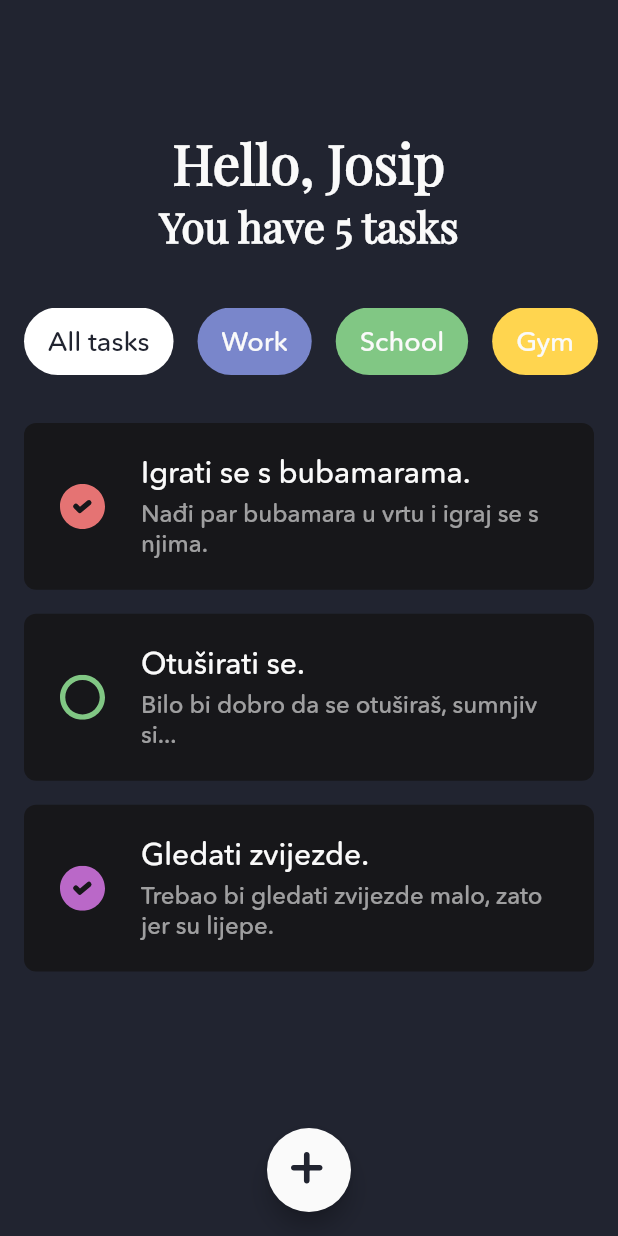
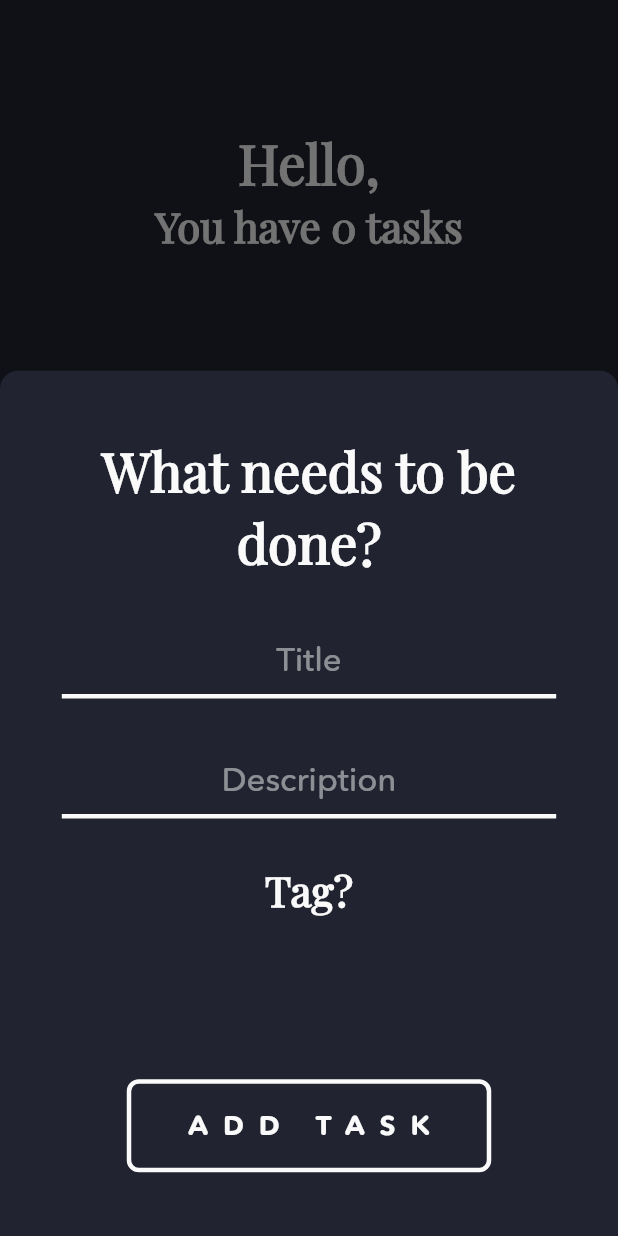
Before and after one commit to jokilic/zadatko, a Flutter app: the screen it shows once a user with an empty profile is signed in, after a tap on an icon or button, on a phone screen of 412 x 824 dp. Run offline on Flutter 3.47's test engine with Material 2 defaults, Android fonts, the phone set to English and light mode, and no system bars; our stand-ins replace cloud_firestore, firebase_auth, firebase_core, flutter_svg; accounts and stored records are empty; project files that could hold a hidden picture were left out.

```diff
--- a/lib/components/zadatko_button.dart
+++ b/lib/components/zadatko_button.dart
@@ -20,7 +20,7 @@ class ZadatkoButton extends StatelessWidget {
         vertical: 20.0,
       ),
       child: Text(
-        text,
+        text.toUpperCase(),
         style: Theme.of(context).textTheme.button,
       ),
       onPressed: onTap,
--- a/lib/components/zadatko_text_field.dart
+++ b/lib/components/zadatko_text_field.dart
@@ -9,6 +9,7 @@ class ZadatkoTextField extends StatelessWidget {
   final TextEditingController textEditingController;
   final FocusNode focusNode;
   final Function onEditingComplete;
+  final int maxLines;
 
   ZadatkoTextField({
     @required this.hintText,
@@ -16,6 +17,7 @@ class ZadatkoTextField extends StatelessWidget {
     @required this.textEditingController,
     @required this.focusNode,
     @required this.onEditingComplete,
+    this.maxLines = 1,
   });
 
   @override
@@ -27,6 +29,7 @@ class ZadatkoTextField extends StatelessWidget {
       child: Column(
         children: [
           TextField(
+            maxLines: maxLines,
             controller: textEditingController,
             obscureText: isObscureText,
             focusNode: focusNode,
--- a/lib/constants.dart
+++ b/lib/constants.dart
@@ -1,45 +1,25 @@
 import 'package:flutter/material.dart';
 
-import './models/tag.dart';
-
 const String appName = 'Zadatko';
-
-// Tags
-List<Tag> tags = [
-  Tag(
-    color: bluishColor,
-    title: 'All tasks',
-  ),
-  Tag(
-    color: Colors.indigo[300],
-    title: 'Work',
-  ),
-  Tag(
-    color: Colors.green[300],
-    title: 'School',
-  ),
-  Tag(
-    color: Colors.amber[300],
-    title: 'Gym',
-  ),
-  Tag(
-    color: Colors.pink[300],
-    title: 'Shopping',
-  ),
-  Tag(
-    color: Colors.purple[300],
-    title: 'Other',
-  ),
-];
 
 // Colors
 const Color lightColor = Color(0xFFFAFAFA);
 const Color darkColor = Color(0xFF212430);
 const Color blackColor = Color(0xFF17171A);
-const Color blueColor = Color(0xFF5222D0);
-const Color redColor = Color(0xFFEC615B);
-const Color yellowColor = Color(0xFFCA994D);
-const Color bluishColor = Color(0xFF6276CA);
+
+// Tag Colors
+List<Color> tagColors = [
+  Colors.indigo[300],
+  Colors.red[300],
+  Colors.amber[300],
+  Colors.green[300],
+  Colors.pink[300],
+  Colors.cyan[300],
+  Colors.deepOrange[300],
+  Colors.lightBlue[300],
+  Colors.purple[300],
+  Colors.teal[300],
+];
 
 // Fonts
 const String avenir = 'Avenir';
@@ -90,14 +70,17 @@ const String bottomTextFirstString = 'You can ';
 const String bottomTextSecondString = ' instead.';
 
 // Tasks Screen
-const String connectedString = 'You are logindo!\n\n🥳';
-const String errorString = 'Erroro has happendo!\n\n🥺';
+
+// Toast Strings
+const String connectedString = 'You are logindo! 🥳';
+const String errorString = 'Erroro has happendo! 🥺';
 
 // Main.dart
 ThemeData theme() {
   return ThemeData(
     primaryColor: darkColor,
     accentColor: lightColor,
+    canvasColor: Colors.transparent,
     visualDensity: VisualDensity.adaptivePlatformDensity,
     fontFamily: avenir,
     textTheme: TextTheme(
--- /dev/null
+++ b/lib/models/my_firestore.dart
@@ -0,0 +1,195 @@
+import 'package:cloud_firestore/cloud_firestore.dart';
+import 'package:firebase_auth/firebase_auth.dart';
+
+import './task.dart';
+import './tag.dart';
+
+// TODO: Implement Error enum
+enum Error {
+  no,
+  initialize,
+  setDefault,
+  getName,
+  updateName,
+  getTasks,
+  updateTask,
+  createTask,
+  getTags,
+  updateTag,
+  createTag,
+}
+
+List<Task> listTasks = [];
+List<Tag> listTags = [];
+
+// Starting Tag
+Tag allTag = Tag(
+  title: 'All tasks',
+  color: 0,
+);
+
+String uid;
+DocumentReference user;
+CollectionReference tasks;
+CollectionReference tags;
+
+class MyFirestore {
+  //////////////////////////////////////
+  /// INITIALIZE
+  //////////////////////////////////////
+  Future<void> initializeFirebase() async {
+    try {
+      final FirebaseAuth auth = FirebaseAuth.instance;
+      final FirebaseFirestore firestoreInstance = FirebaseFirestore.instance;
+
+      // Get the ID of the current user
+      uid = auth.currentUser.uid;
+      // Get User Document
+      user = firestoreInstance.collection('users').doc(uid);
+      // Get Tasks Collection
+      tasks = user.collection('tasks');
+      // Get Tags Collection
+      tags = user.collection('tags');
+    } catch (e) {
+      // TODO: Toast showing an erroro
+      throw ('Error initializing Firebase: $e');
+    }
+  }
+
+  Future<void> setDefaultValues() async {
+    try {
+      final DocumentSnapshot name = await user.get();
+      if (!name.exists) await updateNameFirebase('someone');
+    } catch (e) {
+      // TODO: Toast showing an erroro
+      throw ('Error setting default values: $e');
+    }
+  }
+
+  //////////////////////////////////////
+  /// NAME
+  //////////////////////////////////////
+  Future<String> getNameFirebase() async {
+    try {
+      final DocumentSnapshot name = await user.get();
+      String newName = name.data()['name'];
+      print('Name: $newName');
+      return newName;
+    } catch (e) {
+      // TODO: Toast showing an erroro
+      throw ('Error getting name: $e');
+    }
+  }
+
+  Future<void> updateNameFirebase(String name) async {
+    try {
+      await user.set({
+        'name': name,
+      });
+      print('Name updated successfully.');
+    } catch (e) {
+      // TODO: Toast showing an erroro
+      throw ('Error updating name: $e');
+    }
+  }
+
+  //////////////////////////////////////
+  /// TASKS
+  //////////////////////////////////////
+  Future<void> getTasksFirebase() async {
+    try {
+      final QuerySnapshot querySnapshot = await tasks.get();
+      final List<DocumentSnapshot> documents = querySnapshot.docs;
+
+      listTasks = [];
+
+      documents.forEach(
+        (task) {
+          listTasks.add(
+            Task(
+              title: task.data()['title'],
+              description: task.data()['description'],
+              tag: Tag(
+                title: task.data()['tag']['title'],
+                color: task.data()['tag']['color'],
+              ),
+              isDone: task.data()['isDone'],
+            ),
+          );
+        },
+      );
+      print('Number of tasks: ${listTasks.length}');
+    } catch (e) {
+      // TODO: Toast showing an erroro
+      throw ('Error getting tasks: $e');
+    }
+  }
+
+  Future<void> updateTaskFirebase(Task task) async {
+    // TODO: Implement method
+  }
+
+  Future<void> createTaskFirebase(Task task) async {
+    Map<String, dynamic> taskMap = {
+      'title': task.title,
+      'description': task.description ?? null,
+      'tag': {
+        'title': task.tag.title ?? null,
+        'color': task.tag.color ?? null,
+      },
+      'isDone': task.isDone ?? false,
+    };
+
+    try {
+      await tasks.add(taskMap);
+      print('Task created successfully.');
+    } catch (e) {
+      // TODO: Toast showing an erroro
+      throw ('Error creating Task: $e');
+    }
+  }
+
+  //////////////////////////////////////
+  /// TAGS
+  //////////////////////////////////////
+  Future<void> getTagsFirebase() async {
+    try {
+      final QuerySnapshot querySnapshot = await tags.get();
+      final List<DocumentSnapshot> documents = querySnapshot.docs;
+
+      listTags = [];
+
+      documents.forEach(
+        (tag) {
+          listTags.add(
+            Tag(
+              title: tag.data()['title'],
+              color: tag.data()['color'],
+            ),
+          );
+        },
+      );
+      print('Number of tags: ${listTags.length}');
+    } catch (e) {
+      // TODO: Toast showing an erroro
+      throw ('Error getting tags: $e');
+    }
+  }
+
+  Future<void> updateTagFirebase(Tag tag) async {
+    // TODO: Implement method
+  }
+
+  Future<void> createTagFirebase(Tag tag) async {
+    try {
+      await tags.add({
+        'title': tag.title,
+        'color': tag.color,
+      });
+      print('Tag created successfully.');
+    } catch (e) {
+      // TODO: Toast showing an erroro
+      throw ('Error creating Tag: $e');
+    }
+  }
+}
--- a/lib/models/tag.dart
+++ b/lib/models/tag.dart
@@ -1,8 +1,6 @@
-import 'package:flutter/painting.dart';
-
 class Tag {
   final String title;
-  final Color color;
+  final int color;
 
   Tag({this.title, this.color});
 }
--- a/lib/models/task.dart
+++ b/lib/models/task.dart
@@ -1,17 +1,15 @@
-import 'package:flutter/material.dart';
-
 import './tag.dart';
 
-class Task extends ChangeNotifier {
-  final String text;
+class Task {
+  final String title;
+  final String description;
   final Tag tag;
-  final Color color;
   bool isDone;
 
   Task({
-    this.text,
+    this.title,
+    this.description,
     this.tag,
-    this.color,
     this.isDone = false,
   });
 }
--- a/lib/screens/start_screen/start_screen.dart
+++ b/lib/screens/start_screen/start_screen.dart
@@ -102,10 +102,10 @@ class _StartScreenState extends State<StartScreen> {
     FocusScope.of(context).unfocus();
     setState(() {});
     isLoading = true;
-    Validation().validateEmail(emailController.text)
+    Validation().validateEmail(emailController.text.trim())
         ? await Auth().loginFirebase(
-            emailController.text,
-            passwordController.text,
+            emailController.text.trim(),
+            passwordController.text.trim(),
           )
         : loginState = LoginState.wrongEmail;
 
--- /dev/null
+++ b/lib/screens/tasks_screen/components/create_task.dart
@@ -0,0 +1,105 @@
+import 'package:flutter/material.dart';
+import 'package:zadatko/constants.dart';
+
+import '../../../constants.dart';
+import '../../../models/my_firestore.dart';
+import './tag_widget.dart';
+import '../tasks_screen.dart';
+import '../../../components/zadatko_text_field.dart';
+import '../../../components/zadatko_button.dart';
+
+void createTask(BuildContext context, Function tagTapped) {
+  TextEditingController titleController = TextEditingController();
+  TextEditingController descriptionController = TextEditingController();
+  FocusNode titleFocusNode = FocusNode();
+  FocusNode descriptionFocusNode = FocusNode();
+
+  bool validation = true;
+
+  void addTask() {
+    if (titleController.text.isEmpty) validation = false;
+
+    if (validation == true) {
+      // TODO: Implement validation and push new task
+      Navigator.pop(context);
+    }
+  }
+
+  Size size = MediaQuery.of(context).size;
+
+  showModalBottomSheet(
+    isScrollControlled: true,
+    context: context,
+    builder: (context) => SingleChildScrollView(
+      padding:
+          EdgeInsets.only(bottom: MediaQuery.of(context).viewInsets.bottom),
+      child: Container(
+        decoration: BoxDecoration(
+          color: darkColor,
+          borderRadius: BorderRadius.only(
+            topLeft: Radius.circular(12.0),
+            topRight: Radius.circular(12.0),
+          ),
+        ),
+        padding: EdgeInsets.symmetric(
+          horizontal: 36.0,
+          vertical: 28.0,
+        ),
+        height: size.height * 0.7,
+        width: size.width,
+        child: Column(
+          mainAxisAlignment: MainAxisAlignment.spaceAround,
+          children: [
+            Text(
+              'What needs to be done?',
+              textAlign: TextAlign.center,
+              style: Theme.of(context)
+                  .textTheme
+                  .headline1
+                  .copyWith(fontSize: 36.0),
+            ),
+            ZadatkoTextField(
+              hintText: 'Title',
+              textEditingController: titleController,
+              focusNode: titleFocusNode,
+              onEditingComplete: () =>
+                  FocusScope.of(context).requestFocus(descriptionFocusNode),
+            ),
+            ZadatkoTextField(
+              maxLines: null,
+              hintText: 'Description',
+              textEditingController: descriptionController,
+              focusNode: descriptionFocusNode,
+              onEditingComplete: () => null,
+            ),
+            Text(
+              'Tag?',
+              style: Theme.of(context)
+                  .textTheme
+                  .headline1
+                  .copyWith(fontSize: 28.0),
+            ),
+            SizedBox(
+              height: 50.0,
+              child: ListView.builder(
+                physics: BouncingScrollPhysics(),
+                scrollDirection: Axis.horizontal,
+                itemCount: listTags.length,
+                itemBuilder: (context, index) => TagWidget(
+                  title: listTags[index].title,
+                  backgroundColor: tagColors[listTags[index].color],
+                  textColor: chosenTag == index ? darkColor : lightColor,
+                  onTap: tagTapped,
+                ),
+              ),
+            ),
+            ZadatkoButton(
+              text: 'Add task',
+              onTap: () => addTask(),
+            ),
+          ],
+        ),
+      ),
+    ),
+  );
+}
--- a/lib/screens/tasks_screen/components/task_widget.dart
+++ b/lib/screens/tasks_screen/components/task_widget.dart
@@ -3,26 +3,35 @@ import 'package:flutter_svg/flutter_svg.dart';
 
 import '../../../constants.dart';
 
-class TaskWidget extends StatelessWidget {
+class TaskWidget extends StatefulWidget {
   final String title;
   final String description;
-  final String checkbox;
   final Color color;
-  final bool isDone;
 
   TaskWidget({
     @required this.title,
     @required this.description,
-    @required this.checkbox,
     @required this.color,
-    this.isDone = false,
   });
+
+  @override
+  _TaskWidgetState createState() => _TaskWidgetState();
+}
+
+class _TaskWidgetState extends State<TaskWidget> {
+  bool isDone = false;
 
   @override
   Widget build(BuildContext context) {
     Size size = MediaQuery.of(context).size;
 
-    return Container(
+    return GestureDetector(
+      onTap: () {
+        setState(() {
+          isDone = !isDone;
+        });
+      },
+      child: Container(
         margin: EdgeInsets.symmetric(
           horizontal: 16.0,
           vertical: 8.0,
@@ -42,9 +51,9 @@ class TaskWidget extends StatelessWidget {
             Padding(
               padding: EdgeInsets.only(right: 24.0),
               child: SvgPicture.asset(
-              checkbox,
+                isDone ? checkboxCheckedIcon : checkboxUncheckedIcon,
                 width: 30.0,
-              color: color,
+                color: widget.color,
               ),
             ),
             Expanded(
@@ -53,7 +62,7 @@ class TaskWidget extends StatelessWidget {
                 crossAxisAlignment: CrossAxisAlignment.start,
                 children: [
                   Text(
-                  title,
+                    widget.title,
                     style: Theme.of(context)
                         .textTheme
                         .bodyText1
@@ -61,7 +70,7 @@ class TaskWidget extends StatelessWidget {
                   ),
                   SizedBox(height: 4.0),
                   Text(
-                  description,
+                    widget.description,
                     style: Theme.of(context).textTheme.bodyText1.copyWith(
                           fontSize: 16.0,
                           color: lightColor.withOpacity(0.6),
@@ -72,6 +81,7 @@ class TaskWidget extends StatelessWidget {
             ),
           ],
         ),
+      ),
     );
   }
 }
--- a/lib/screens/tasks_screen/tasks_screen.dart
+++ b/lib/screens/tasks_screen/tasks_screen.dart
@@ -4,8 +4,14 @@ import 'package:flutter_svg/flutter_svg.dart';
 import '../../constants.dart';
 import './components/task_widget.dart';
 import './components/tag_widget.dart';
+import './components/change_name.dart';
+import './components/create_task.dart';
+import '../../models/my_firestore.dart';
 
 int chosenTag = 0;
+bool firstStart = true;
+MyFirestore firestore = MyFirestore();
+String chosenName;
 
 class TasksScreen extends StatefulWidget {
   static const routeName = '/tasks-screen';
@@ -15,6 +21,29 @@ class TasksScreen extends StatefulWidget {
 }
 
 class _TasksScreenState extends State<TasksScreen> {
+  @override
+  void initState() {
+    super.initState();
+
+    if (firstStart) getData();
+    firstStart = false;
+  }
+
+  Future<void> getData() async {
+    // Initialize Firebase
+    await firestore.initializeFirebase();
+    // Set default values if they don't exist
+    await firestore.setDefaultValues();
+    // Store the name from Firebase
+    chosenName = await firestore.getNameFirebase();
+    // Get tags from Firebase and store them in 'listTags'
+    await firestore.getTagsFirebase();
+    // Get tasks from Firebase and store them in 'listTasks'
+    await firestore.getTasksFirebase();
+
+    setState(() {});
+  }
+
   @override
   Widget build(BuildContext context) {
     Size size = MediaQuery.of(context).size;
@@ -26,15 +55,19 @@ class _TasksScreenState extends State<TasksScreen> {
         child: Column(
           children: [
             SizedBox(height: 84.0),
-            Text(
-              'Hello, Josip',
+            GestureDetector(
+              onLongPress: () => changeName(context),
+              child: Text(
+                'Hello, $chosenName',
+                textAlign: TextAlign.center,
                 style: Theme.of(context)
                     .textTheme
                     .headline1
                     .copyWith(fontSize: 36.0),
               ),
+            ),
             Text(
-              'You have 5 tasks',
+              'You have ${listTasks.length} tasks',
               style: Theme.of(context)
                   .textTheme
                   .headline1
@@ -48,15 +81,21 @@ class _TasksScreenState extends State<TasksScreen> {
                 child: ListView.builder(
                   physics: BouncingScrollPhysics(),
                   scrollDirection: Axis.horizontal,
-                  itemCount: tags.length,
+                  itemCount: listTags.length,
                   itemBuilder: (context, index) => TagWidget(
-                    title: tags[index].title,
-                    backgroundColor:
-                        chosenTag == index ? Colors.white : tags[index].color,
+                    title: listTags[index].title,
+                    backgroundColor: chosenTag == index
+                        ? lightColor
+                        : tagColors[listTags[index].color],
                     textColor: chosenTag == index ? darkColor : lightColor,
                     onTap: () {
                       setState(() {
-                        chosenTag = index;
+                        // If already selected Tag is pressed, show all tasks
+                        // TODO: If 'chosenTag == null', show all tasks
+                        chosenTag == index
+                            ? chosenTag = null
+                            : chosenTag = index;
+                        print(chosenTag);
                       });
                     },
                   ),
@@ -67,41 +106,22 @@ class _TasksScreenState extends State<TasksScreen> {
             Expanded(
               child: Stack(
                 children: [
-                  ListView(
+                  if (listTasks.isNotEmpty)
+                    ListView.builder(
                       physics: BouncingScrollPhysics(),
-                    children: [
-                      TaskWidget(
-                        title: 'Igrati se s bubamarama.',
-                        description:
-                            'Nađi par bubamara u vrtu i igraj se s njima.',
-                        checkbox: checkboxCheckedIcon,
-                        color: Colors.red[300],
-                        isDone: false,
+                      itemCount: 1,
+                      itemBuilder: (context, index) => TaskWidget(
+                        title: listTasks[index].title,
+                        description: listTasks[index].description,
+                        color: tagColors[listTasks[index].tag.color],
                       ),
-                      TaskWidget(
-                        title: 'Otuširati se.',
-                        description:
-                            'Bilo bi dobro da se otuširaš, sumnjiv si...',
-                        checkbox: checkboxUncheckedIcon,
-                        color: Colors.green[300],
-                        isDone: false,
-                      ),
-                      TaskWidget(
-                        title: 'Gledati zvijezde.',
-                        description:
-                            'Trebao bi gledati zvijezde malo, zato jer su lijepe.',
-                        checkbox: checkboxCheckedIcon,
-                        color: Colors.purple[300],
-                        isDone: false,
-                      ),
-                      SizedBox(height: 56.0),
-                    ],
                     ),
                   Container(
                     alignment: Alignment.bottomCenter,
                     padding: EdgeInsets.only(bottom: 16.0),
                     child: FloatingActionButton(
-                      onPressed: () => print('Hej'),
+                      // TODO: Ovdje namjesti da je odabrani tag asociran sa taskom
+                      onPressed: () => createTask(context, () => print('Jooy')),
                       child: SvgPicture.asset(
                         addIcon,
                         width: 24.0,
```
Also changed, not shown: lib/screens/tasks_screen/components/change_name.dart (added, +75 -0 lines), lib/screens/tasks_screen/components/empty_tasks.dart (added, +9 -0 lines), pubspec.lock, 1 other file. Lines whose indentation alone changed are shown as unchanged.
